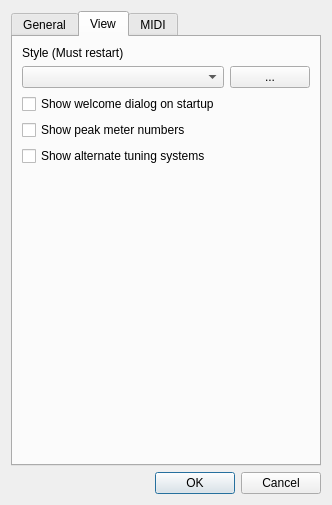
Qt form src/editor/SettingsDialog.ui (yuxshao/ptcollab) before a commit.
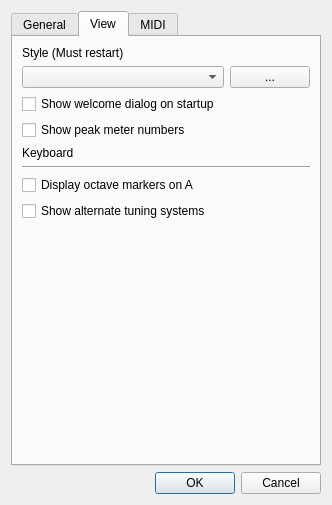
The same form after that commit.

Commit message: toggle octave display on C or A

```diff
--- a/src/editor/SettingsDialog.ui
+++ b/src/editor/SettingsDialog.ui
@@ -141,6 +141,27 @@
          </property>
         </widget>
        </item>
+       <item>
+        <widget class="QLabel" name="label_3">
+         <property name="text">
+          <string>Keyboard</string>
+         </property>
+        </widget>
+       </item>
+       <item>
+        <widget class="Line" name="line">
+         <property name="orientation">
+          <enum>Qt::Horizontal</enum>
+         </property>
+        </widget>
+       </item>
+       <item>
+        <widget class="QCheckBox" name="octaveMarkerACheck">
+         <property name="text">
+          <string>Display octave markers on A</string>
+         </property>
+        </widget>
+       </item>
        <item>
         <widget class="QCheckBox" name="alternateTuningCheck">
          <property name="text">
```
The commit also changes 7 other files.
